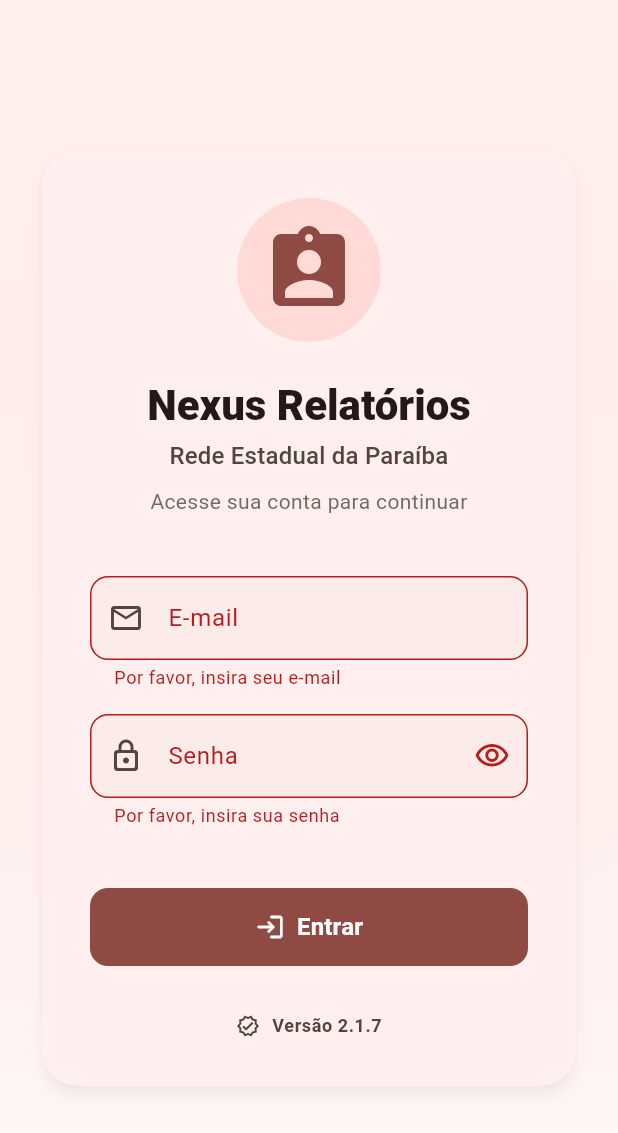
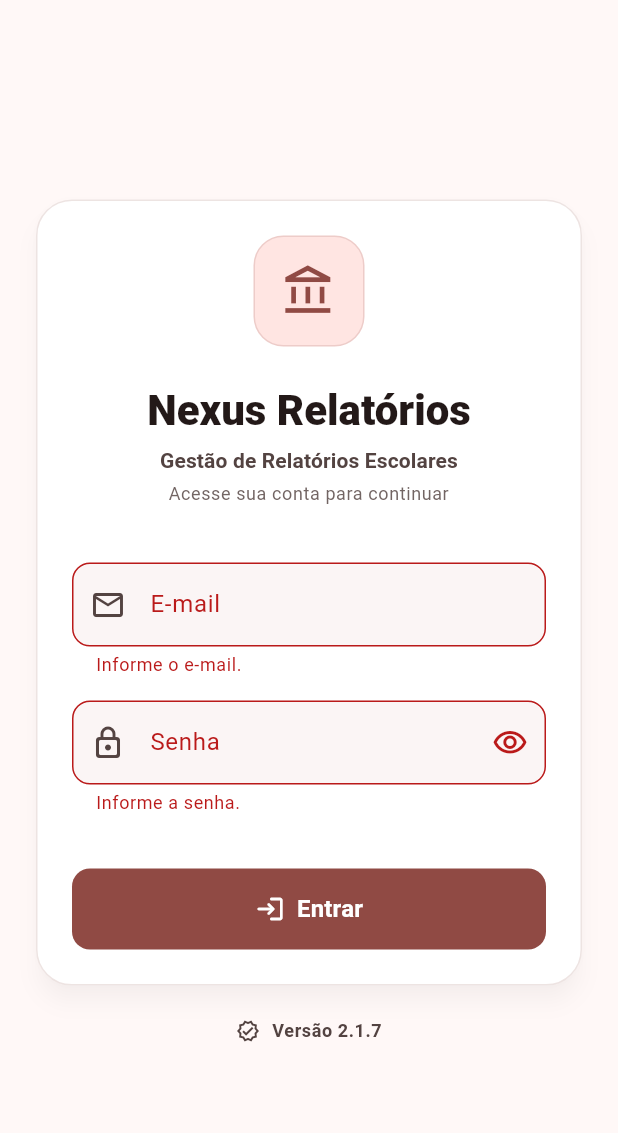
Before and after one commit to BarclayMedeirosNormando/AppSecretaria, a Flutter app: the screen it shows after launch, after a tap on "Entrar", on a phone screen of 412 x 824 dp. Shown: the top 1133 px of the screen. Run offline on Flutter 3.47's test engine with Material 3 defaults, Android fonts, the light colour scheme and no system bars; our stand-ins replace image_picker, pdf, printing, shared_preferences, signature; network calls fail.

Commit message:
Melhora visual da tela de login

```diff
--- a/lib/screens/login_screen.dart
+++ b/lib/screens/login_screen.dart
@@ -312,15 +312,19 @@ class _LoginScreenState extends State<LoginScreen> {
   }
 
   void _login() async {
+    if (_isLoading) return;
+
     if (_formKey.currentState!.validate()) {
       setState(() {
         _isLoading = true;
       });
 
       // Baixa as senhas atualizadas da nuvem ANTES de verificar
+      var syncFailed = false;
       try {
         await TechnicianService().syncTechniciansFromCloud();
       } catch (e) {
+        syncFailed = true;
         debugPrint('Erro ao sincronizar técnicos no login: $e');
       }
 
@@ -357,48 +361,62 @@ class _LoginScreenState extends State<LoginScreen> {
           setState(() {
             _isLoading = false;
           });
-          ScaffoldMessenger.of(context).showSnackBar(
-            SnackBar(
-              content: const Text('E-mail ou senha incorretos.'),
-              backgroundColor: Theme.of(context).colorScheme.error,
-            ),
-          );
+          final message = syncFailed && tecnicos.isEmpty
+              ? 'Não foi possível conectar ao servidor.'
+              : 'E-mail ou senha incorretos.';
+          _showLoginError(message);
         }
       }
     }
+  }
+
+  void _showLoginError(String message) {
+    ScaffoldMessenger.of(context).showSnackBar(
+      SnackBar(
+        content: Text(message),
+        backgroundColor: Theme.of(context).colorScheme.error,
+        behavior: SnackBarBehavior.floating,
+      ),
+    );
   }
 
   @override
   Widget build(BuildContext context) {
     final colorScheme = Theme.of(context).colorScheme;
     final textTheme = Theme.of(context).textTheme;
+    final size = MediaQuery.of(context).size;
+    final isWide = size.width >= 700;
 
     return Scaffold(
-      body: Container(
-        decoration: BoxDecoration(
-          gradient: LinearGradient(
-            begin: Alignment.topCenter,
-            end: Alignment.bottomCenter,
-            colors: [
-              colorScheme.primaryContainer.withValues(alpha: 0.3),
-              colorScheme.surface,
-            ],
+      body: DecoratedBox(
+        decoration: BoxDecoration(color: colorScheme.surface),
+        child: SafeArea(
+          child: LayoutBuilder(
+            builder: (context, constraints) {
+              return Center(
+                child: SingleChildScrollView(
+                  padding: EdgeInsets.symmetric(
+                    horizontal: isWide ? 32 : 20,
+                    vertical: 24,
+                  ),
+                  child: ConstrainedBox(
+                    constraints: const BoxConstraints(maxWidth: 460),
+                    child: Column(
+                        mainAxisSize: MainAxisSize.min,
+                        crossAxisAlignment: CrossAxisAlignment.stretch,
+                        children: [
+                          Card(
+                            elevation: 6,
+                            shadowColor: colorScheme.shadow.withValues(alpha: 0.18),
+                            color: colorScheme.surfaceContainerLowest,
+                            shape: RoundedRectangleBorder(
+                              borderRadius: BorderRadius.circular(24),
+                              side: BorderSide(
+                                color: colorScheme.outlineVariant.withValues(alpha: 0.45),
                               ),
                             ),
-        child: SafeArea(
-          child: Center(
-            child: SingleChildScrollView(
-              padding: const EdgeInsets.all(24.0),
-              child: ConstrainedBox(
-                constraints: const BoxConstraints(maxWidth: 420),
-                child: Card(
-                  elevation: 4,
-                  shadowColor: colorScheme.shadow.withValues(alpha: 0.25),
-                  shape: RoundedRectangleBorder(
-                    borderRadius: BorderRadius.circular(24),
-                  ),
                             child: Padding(
-                    padding: const EdgeInsets.all(32.0),
+                              padding: EdgeInsets.all(isWide ? 36.0 : 24.0),
                               child: Form(
                                 key: _formKey,
                                 child: Column(
@@ -408,14 +426,19 @@ class _LoginScreenState extends State<LoginScreen> {
                                     Align(
                                       alignment: Alignment.center,
                                       child: Container(
-                              padding: const EdgeInsets.all(16),
+                                        width: 74,
+                                        height: 74,
+                                        alignment: Alignment.center,
                                         decoration: BoxDecoration(
-                                shape: BoxShape.circle,
-                                color: colorScheme.primaryContainer,
+                                          color: colorScheme.primaryContainer.withValues(alpha: 0.7),
+                                          borderRadius: BorderRadius.circular(20),
+                                          border: Border.all(
+                                            color: colorScheme.primary.withValues(alpha: 0.16),
+                                          ),
                                         ),
                                         child: Icon(
-                                Icons.assignment_ind_rounded,
-                                size: 64,
+                                          Icons.account_balance_outlined,
+                                          size: 38,
                                           color: colorScheme.primary,
                                         ),
                                       ),
@@ -425,27 +448,29 @@ class _LoginScreenState extends State<LoginScreen> {
                                       'Nexus Relatórios',
                                       textAlign: TextAlign.center,
                                       style: textTheme.headlineMedium?.copyWith(
-                              fontWeight: FontWeight.w800,
+                                        fontWeight: FontWeight.w900,
                                         color: colorScheme.onSurface,
+                                        letterSpacing: 0,
+                                      ),
+                                    ),
+                                    const SizedBox(height: 6),
+                                    Text(
+                                      'Gestão de Relatórios Escolares',
+                                      textAlign: TextAlign.center,
+                                      style: textTheme.titleSmall?.copyWith(
+                                        color: colorScheme.onSurfaceVariant,
+                                        fontWeight: FontWeight.w600,
                                       ),
                                     ),
                                     const SizedBox(height: 4),
                                     Text(
-                            'Rede Estadual da Paraíba',
+                                      'Acesse sua conta para continuar',
                                       textAlign: TextAlign.center,
-                            style: textTheme.titleMedium?.copyWith(
-                              color: colorScheme.onSurfaceVariant,
+                                      style: textTheme.bodySmall?.copyWith(
+                                        color: colorScheme.onSurfaceVariant.withValues(alpha: 0.82),
                                       ),
                                     ),
-                          const SizedBox(height: 8),
-                          Text(
-                            'Acesse sua conta para continuar',
-                            textAlign: TextAlign.center,
-                            style: textTheme.bodyMedium?.copyWith(
-                              color: colorScheme.onSurfaceVariant.withValues(alpha: 0.8),
-                            ),
-                          ),
-                          const SizedBox(height: 32),
+                                    const SizedBox(height: 30),
                                     CustomTextField(
                                       label: 'E-mail',
                                       controller: _emailController,
@@ -454,11 +479,11 @@ class _LoginScreenState extends State<LoginScreen> {
                                       textInputAction: TextInputAction.next,
                                       validator: (value) {
                                         if (value == null || value.trim().isEmpty) {
-                                return 'Por favor, insira seu e-mail';
+                                          return 'Informe o e-mail.';
                                         }
                                         final emailRegex = RegExp(r'^[^@]+@[^@]+\.[^@]+');
                                         if (!emailRegex.hasMatch(value.trim())) {
-                                return 'Insira um e-mail válido';
+                                          return 'Informe um e-mail válido.';
                                         }
                                         return null;
                                       },
@@ -469,12 +494,20 @@ class _LoginScreenState extends State<LoginScreen> {
                                       prefixIcon: Icons.lock_outline_rounded,
                                       obscureText: _obscurePassword,
                                       textInputAction: TextInputAction.done,
-                            onFieldSubmitted: (_) => _login(),
+                                      onFieldSubmitted: (_) {
+                                        if (!_isLoading) _login();
+                                      },
                                       suffixIcon: Tooltip(
                                         message: _obscurePassword ? 'Mostrar senha' : 'Ocultar senha',
                                         child: IconButton(
-                                icon: Icon(_obscurePassword ? Icons.visibility_outlined : Icons.visibility_off_outlined),
-                                onPressed: () {
+                                          icon: Icon(
+                                            _obscurePassword
+                                                ? Icons.visibility_outlined
+                                                : Icons.visibility_off_outlined,
+                                          ),
+                                          onPressed: _isLoading
+                                              ? null
+                                              : () {
                                                   setState(() {
                                                     _obscurePassword = !_obscurePassword;
                                                   });
@@ -483,19 +516,25 @@ class _LoginScreenState extends State<LoginScreen> {
                                       ),
                                       validator: (value) {
                                         if (value == null || value.isEmpty) {
-                                return 'Por favor, insira sua senha';
+                                          return 'Informe a senha.';
                                         }
                                         return null;
                                       },
                                     ),
-                          const SizedBox(height: 32),
+                                    const SizedBox(height: 28),
                                     PrimaryActionButton(
                                       label: 'Entrar',
                                       icon: Icons.login_rounded,
                                       isLoading: _isLoading,
                                       onPressed: _login,
+                                      height: 54,
                                     ),
-                          const SizedBox(height: 32),
+                                  ],
+                                ),
+                              ),
+                            ),
+                          ),
+                          const SizedBox(height: 18),
                           Row(
                             mainAxisAlignment: MainAxisAlignment.center,
                             children: [
@@ -518,9 +557,8 @@ class _LoginScreenState extends State<LoginScreen> {
                       ),
                     ),
                   ),
-                ),
-              ),
-            ),
+                );
+            },
           ),
         ),
       ),
```
Lines whose indentation alone changed are shown as unchanged.
